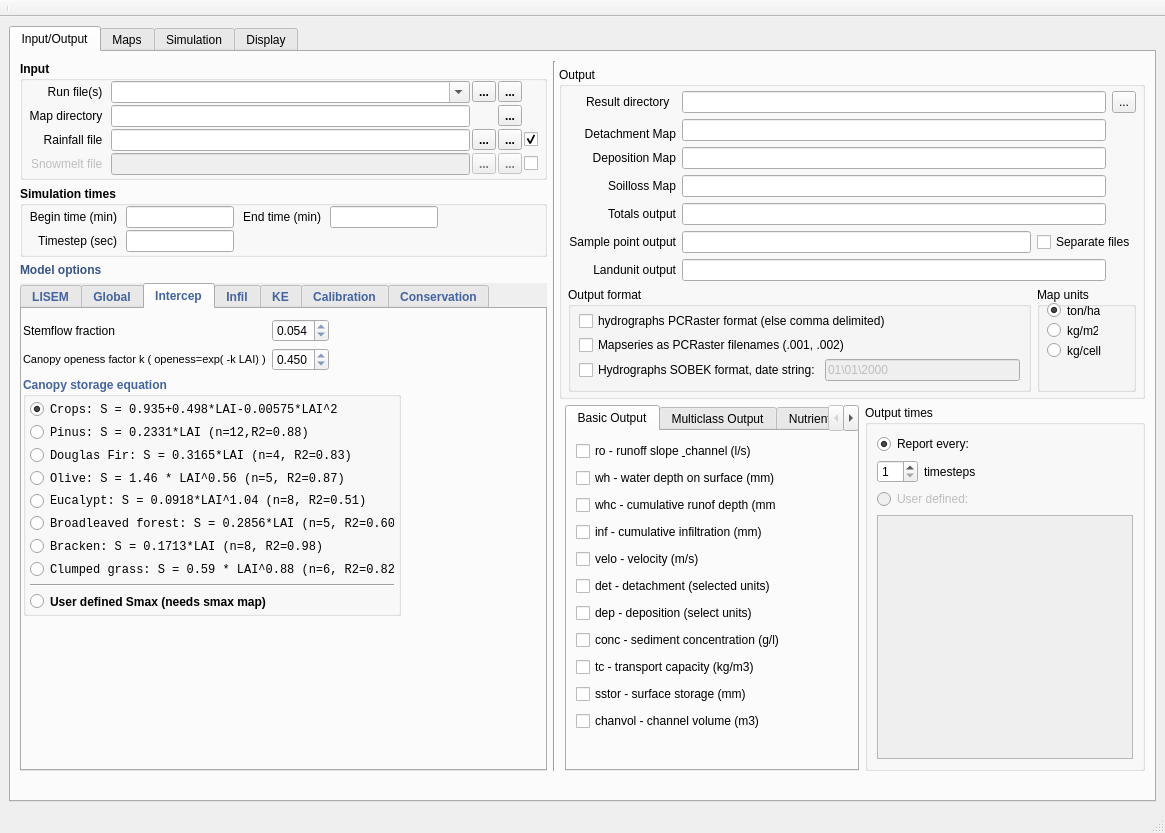
Above: ui_full/lisemqt.ui from vjetten/openlisem before the change. Below: the same form after it.
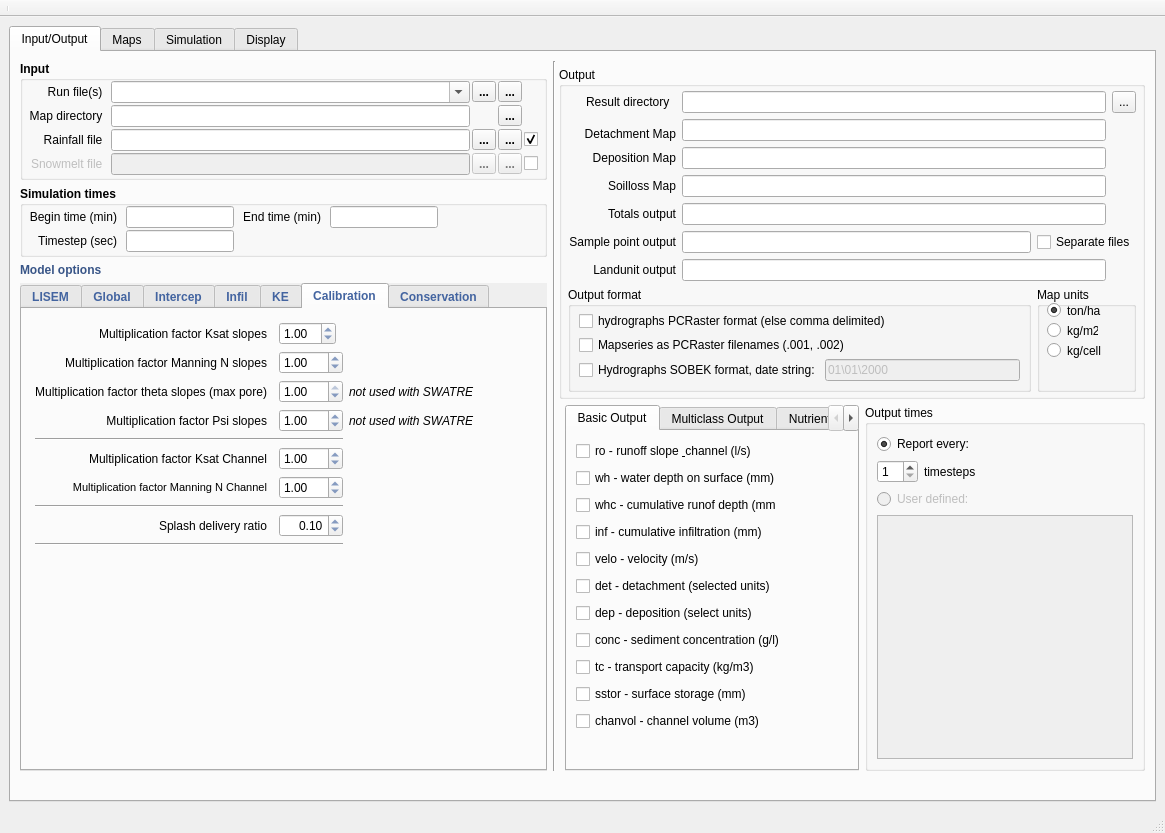
That is the form after the change. The open tabs and pages were chosen to show the change. Icons and pictures are not drawn.

Patch:
```diff
--- a/ui_full/lisemqt.ui
+++ b/ui_full/lisemqt.ui
@@ -74,7 +74,7 @@
        </sizepolicy>
       </property>
       <property name="currentIndex">
-       <number>2</number>
+       <number>0</number>
       </property>
       <widget class="QWidget" name="tab_1">
        <attribute name="title">
@@ -617,7 +617,7 @@
              <enum>QTabWidget::Rounded</enum>
             </property>
             <property name="currentIndex">
-             <number>2</number>
+             <number>5</number>
             </property>
             <widget class="QWidget" name="tabWidgetPage1">
              <attribute name="title">
@@ -4300,7 +4300,7 @@
                    </property>
                   </widget>
                  </item>
-                 <item row="0" column="2">
+                 <item row="0" column="2" colspan="2">
                   <widget class="QDoubleSpinBox" name="E_CalibrateKsat">
                    <property name="sizePolicy">
                     <sizepolicy hsizetype="Fixed" vsizetype="Fixed">
@@ -4506,8 +4506,11 @@
                      <bold>false</bold>
                     </font>
                    </property>
+                   <property name="decimals">
+                    <number>2</number>
+                   </property>
                    <property name="singleStep">
-                    <double>0.010000000000000</double>
+                    <double>0.001000000000000</double>
                    </property>
                    <property name="value">
                     <double>1.000000000000000</double>
@@ -4734,6 +4737,15 @@
                      <bold>false</bold>
                     </font>
                    </property>
+                   <property name="decimals">
+                    <number>2</number>
+                   </property>
+                   <property name="maximum">
+                    <double>1.000000000000000</double>
+                   </property>
+                   <property name="singleStep">
+                    <double>0.010000000000000</double>
+                   </property>
                    <property name="value">
                     <double>1.000000000000000</double>
                    </property>
@@ -4747,8 +4759,14 @@
                      <bold>false</bold>
                     </font>
                    </property>
+                   <property name="decimals">
+                    <number>2</number>
+                   </property>
                    <property name="maximum">
-                    <double>1.000000000000000</double>
+                    <double>100.000000000000000</double>
+                   </property>
+                   <property name="singleStep">
+                    <double>0.010000000000000</double>
                    </property>
                    <property name="value">
                     <double>1.000000000000000</double>
@@ -4903,6 +4921,7 @@
                    <property name="font">
                     <font>
                      <weight>50</weight>
+                     <italic>true</italic>
                      <bold>false</bold>
                     </font>
                    </property>
@@ -4953,6 +4972,7 @@
                    <property name="font">
                     <font>
                      <weight>50</weight>
+                     <italic>true</italic>
                      <bold>false</bold>
                     </font>
                    </property>
```
